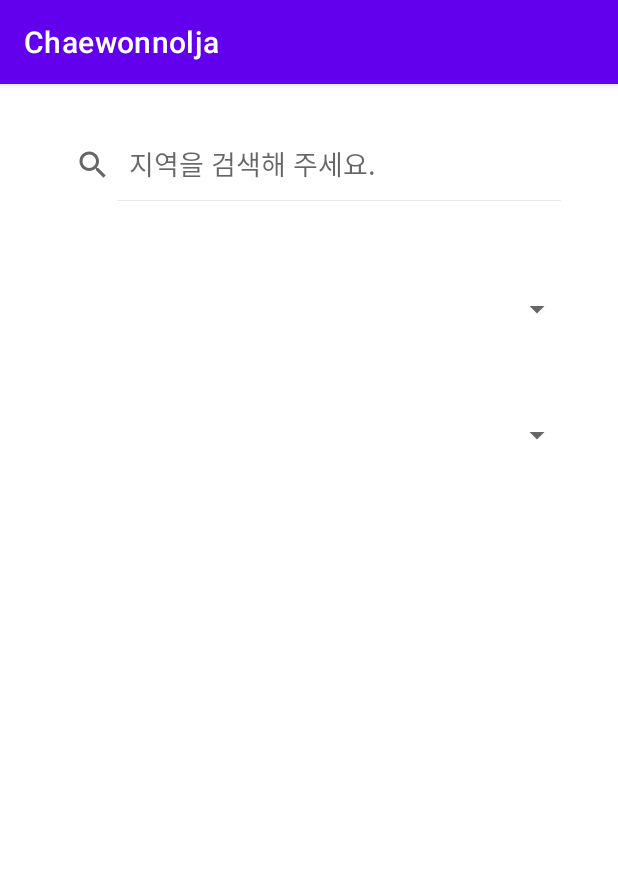
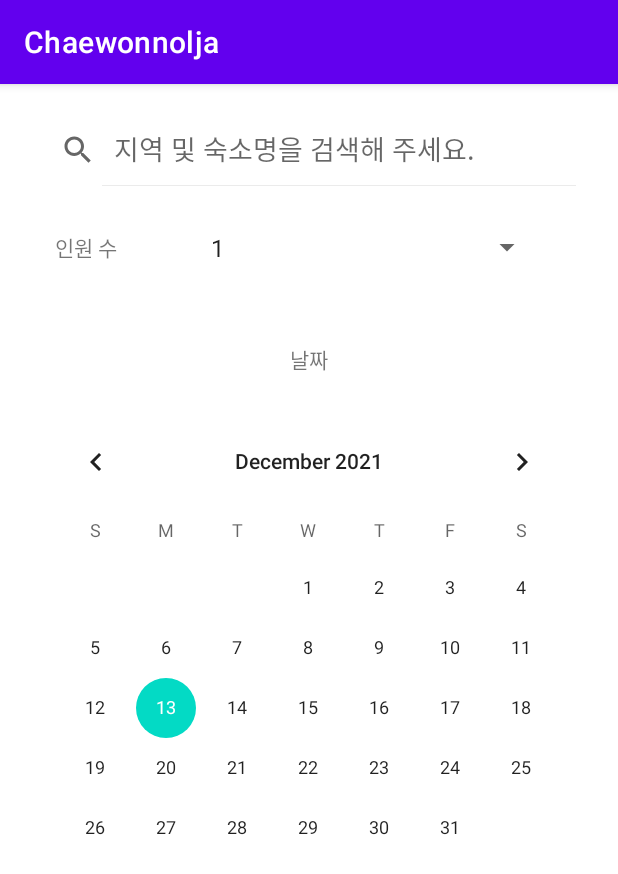
Before and after one commit to kch9870/Chaewonnolja, an Android app: the fragment SearchFragment shown on its own in the app's theme, on a phone screen of 412 x 824 dp. Shown: the top 874 px of the screen. Run offline under Robolectric (Android 15) with nearby library versions, the phone set to English and light mode, and no system bars.

Commit message:
RecylcerView 성공, Spinner 성공
context 부분 오류 해결->
restViewAdapter = activity?.let { RestViewAdapter(it) }!!

val adapter1= activity?.let {
            ArrayAdapter(
                it,
                android.R.layout.simple_list_item_1,
                pclist)
        }

```diff
--- a/app/src/main/java/com/example/chaewonnolja/fragment/RestFragment.kt
+++ b/app/src/main/java/com/example/chaewonnolja/fragment/RestFragment.kt
@@ -23,24 +23,30 @@ class RestFragment : Fragment() {
         return inflater.inflate(R.layout.fragment_rest, container, false)
     }
 
-
     override fun onViewCreated(view: View, savedInstanceState: Bundle?) {
         super.onViewCreated(view, savedInstanceState)
+
+        initRecycler()
     }
 
     //RecyclerView 불러오기
-/*
     fun initRecycler() {
-        restViewAdapter = RestViewAdapter(this)
+        restViewAdapter = activity?.let { RestViewAdapter(it) }!!
         rv_rest.adapter = restViewAdapter
 
-
+        //데이터 값 넣어보기 대충
         datas.apply {
-            add(RestItem(restImage = R.drawable.rest, restName = "mary", restCategory = "호텔"))
+            add(RestItem(restImage = R.drawable.rest, restName = "Mary Hotel", restCategory = "호텔"))
+            add(RestItem(restImage = R.drawable.rest, restName = "Mary Hotel", restCategory = "호텔"))
+            add(RestItem(restImage = R.drawable.rest, restName = "Mary Hotel", restCategory = "호텔"))
+            add(RestItem(restImage = R.drawable.rest, restName = "Mary Hotel", restCategory = "호텔"))
+            add(RestItem(restImage = R.drawable.rest, restName = "Mary Hotel", restCategory = "호텔"))
+            add(RestItem(restImage = R.drawable.rest, restName = "Mary Hotel", restCategory = "호텔"))
+            add(RestItem(restImage = R.drawable.rest, restName = "Mary Hotel", restCategory = "호텔"))
 
             restViewAdapter.datas = datas
             restViewAdapter.notifyDataSetChanged()
 
         }
-    }*/
+    }
 }
--- a/app/src/main/java/com/example/chaewonnolja/fragment/SearchFragment.kt
+++ b/app/src/main/java/com/example/chaewonnolja/fragment/SearchFragment.kt
@@ -1,16 +1,80 @@
 package com.example.chaewonnolja.fragment
 
 import android.os.Bundle
+import android.util.Log
 import android.view.LayoutInflater
 import android.view.View
 import android.view.ViewGroup
+import android.widget.*
+import android.widget.AdapterView.OnItemSelectedListener
 import androidx.fragment.app.Fragment
 import com.example.chaewonnolja.R
+import kotlinx.android.synthetic.main.fragment_search.*
+import android.widget.CalendarView.OnDateChangeListener
+
+import androidx.annotation.NonNull
+
 
 class SearchFragment : Fragment() {
-    override fun onCreateView(inflater: LayoutInflater, container: ViewGroup?, savedInstanceState: Bundle?): View? {
+    var peopleCount=0
+
+    override fun onCreateView(
+        inflater: LayoutInflater,
+        container: ViewGroup?,
+        savedInstanceState: Bundle?
+    ): View? {
 
         return inflater.inflate(R.layout.fragment_search, container, false)
     }
 
+
+    override fun onViewCreated(view: View, savedInstanceState: Bundle?) {
+        super.onViewCreated(view, savedInstanceState)
+
+        calendarSelect()    // 날짜 선택 이벤트
+        peoplecountSpinner()    //인원 수 선택 이벤트
+    }
+
+
+    // 날짜 선택 이벤트
+    private fun calendarSelect(){
+        calendarView.setOnDateChangeListener(OnDateChangeListener { view, year, month, dayOfMonth ->
+
+            val date = year.toString() + "/" + (month + 1) + "/" + dayOfMonth
+            whenDate.setText(date) // 선택한 날짜로 설정
+        })
+    }
+
+    //인원 수 선택 이벤트
+    private fun peoplecountSpinner() {
+        // spinner 안에 값들 리스트로 정리
+        val pclist= listOf("1","2","3","4")
+
+        // adapter로 spinner 드롭다운 처리
+        val adapter1= activity?.let {
+            ArrayAdapter(
+                it,
+                android.R.layout.simple_list_item_1,
+                pclist)
+        }
+        peopleSpinner.adapter=adapter1
+
+        //안에 item 을 클릭할 시
+        peopleSpinner.onItemSelectedListener = object:
+            AdapterView.OnItemSelectedListener {
+            override fun onItemSelected(parent: AdapterView<*>?, view: View?, position: Int, id: Long) {
+                if(position != 0) {
+                    Toast.makeText(activity, pclist[position], Toast.LENGTH_SHORT).show()
+
+                    peopleCount = position
+                    Log.d("Test people Count", peopleCount.toString())
+                }
+            }
+            //선택 안 할시
+            override fun onNothingSelected(parent: AdapterView<*>?) {
+
+            }
+        }
+
+    }
 }
--- a/app/src/main/res/layout/activity_main.xml
+++ b/app/src/main/res/layout/activity_main.xml
@@ -20,7 +20,7 @@
 
         <Button
             android:id="@+id/btnRest"
-            android:layout_width="wrap_content"
+            android:layout_width="match_parent"
             android:layout_height="wrap_content"
             android:layout_weight="1"
             android:layout_margin="3dp"
@@ -29,7 +29,7 @@
 
         <Button
             android:id="@+id/btnSearch"
-            android:layout_width="wrap_content"
+            android:layout_width="match_parent"
             android:layout_height="wrap_content"
             android:layout_weight="1"
             android:layout_margin="3dp"
@@ -38,7 +38,7 @@
 
         <Button
             android:id="@+id/btnReserve"
-            android:layout_width="wrap_content"
+            android:layout_width="match_parent"
             android:layout_height="wrap_content"
             android:layout_weight="1"
             android:layout_margin="3dp"
--- a/app/src/main/res/layout/fragment_search.xml
+++ b/app/src/main/res/layout/fragment_search.xml
@@ -5,27 +5,62 @@
     android:layout_width="match_parent"
     android:layout_height="match_parent"
     android:orientation="vertical"
+    android:layout_margin="20dp"
     tools:context=".fragment.RestFragment">
 
     <androidx.appcompat.widget.SearchView
         android:id="@+id/search_view"
         android:layout_width="match_parent"
         android:layout_height="wrap_content"
-        android:layout_margin="30dp"
         app:iconifiedByDefault="false"
-        app:queryHint="지역을 검색해 주세요." />
+        app:queryHint="지역 및 숙소명을 검색해 주세요." />
+    <LinearLayout
+        android:layout_width="match_parent"
+        android:layout_height="match_parent"
+        android:orientation="horizontal"
+        android:layout_weight="5">
+        <TextView
+            android:layout_width="match_parent"
+            android:layout_height="wrap_content"
+            android:layout_weight="4"
+            android:layout_gravity="center"
+            android:textAlignment="center"
+            android:text="인원 수">
 
-    <Spinner
-        android:id="@+id/spinner"
+        </TextView>
+        <Spinner
+            android:id="@+id/peopleSpinner"
+            android:layout_width="match_parent"
+            android:layout_height="wrap_content"
+            android:layout_margin="30dp"
+            android:layout_weight="1"
+            android:spinnerMode="dropdown"/>
+
+    </LinearLayout>
+    <LinearLayout
         android:layout_width="match_parent"
-        android:layout_height="wrap_content"
-        android:layout_margin="30dp"
-        android:spinnerMode="dropdown"/>
-    <Spinner
-        android:id="@+id/spinner2"
-        android:layout_width="match_parent"
-        android:layout_height="wrap_content"
-        android:layout_margin="30dp"
-        android:spinnerMode="dropdown"/>
+        android:layout_height="match_parent"
+        android:layout_weight="1"
+        android:orientation="vertical">
+        <TextView
+            android:id="@+id/whenDate"
+            android:layout_width="match_parent"
+            android:layout_height="wrap_content"
+            android:layout_weight="1"
+            android:gravity="center"
+            android:textAlignment="center"
+            android:text="날짜">
+
+        </TextView>
+        <CalendarView
+            android:id="@+id/calendarView"
+            android:layout_width="match_parent"
+            android:layout_height="wrap_content"
+            android:layout_weight="4">
+
+        </CalendarView>
+
+    </LinearLayout>
+
 
 </LinearLayout>
```
